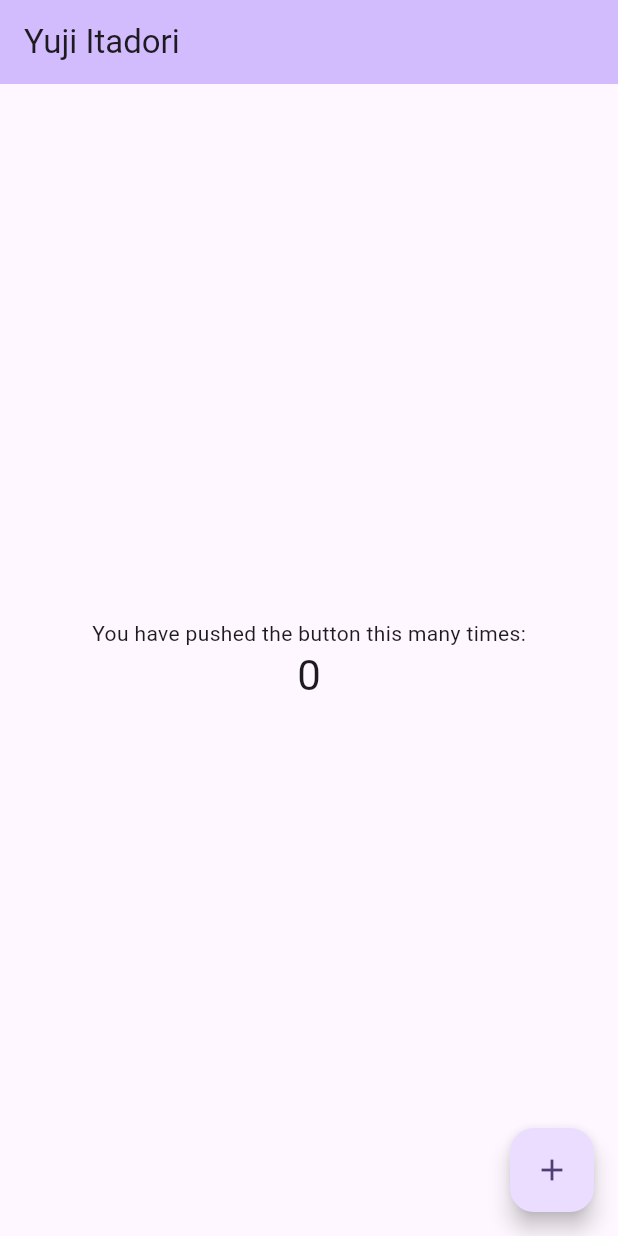
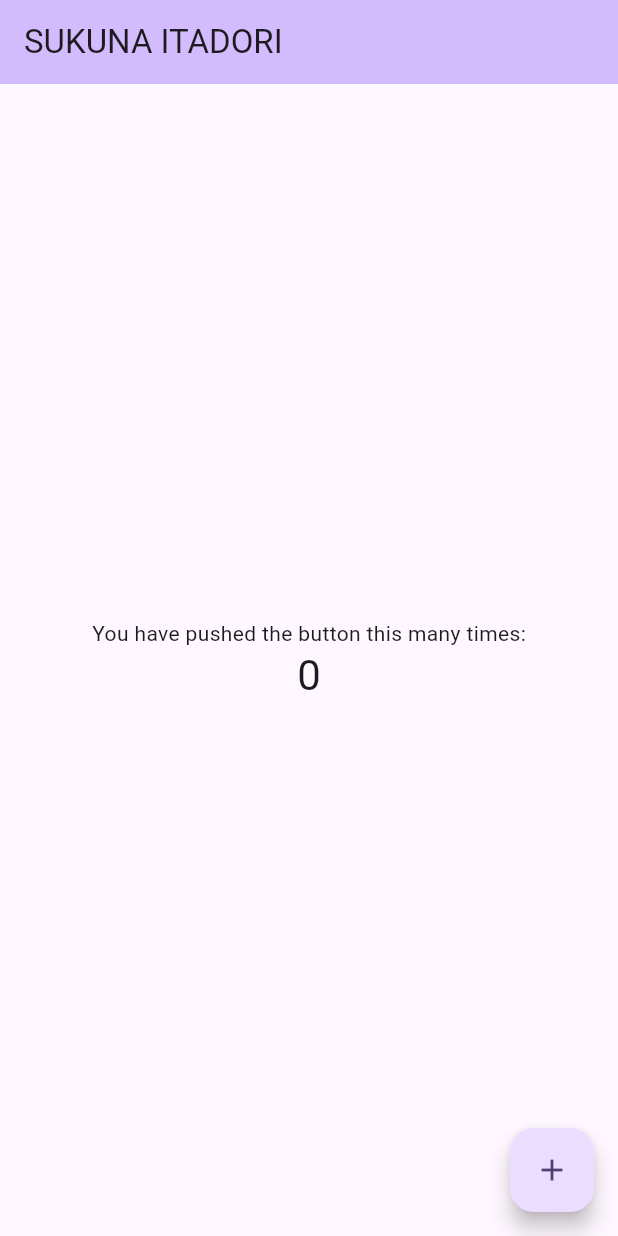
Before and after one commit to HimanshuJadav77/firebasepro, a Flutter app: the screen it shows after launch, on a phone screen of 412 x 824 dp. Run offline on Flutter 3.47's test engine with Material 3 defaults, Android fonts, the phone set to English and light mode, and no system bars; our stand-ins replace firebase_core; accounts and stored records are empty.

Commit message:
title:SUKUNA

```diff
--- a/lib/main.dart
+++ b/lib/main.dart
@@ -37,7 +37,7 @@ class MyApp extends StatelessWidget {
         colorScheme: ColorScheme.fromSeed(seedColor: Colors.deepPurple),
         useMaterial3: true,
       ),
-      home: const MyHomePage(title: 'Yuji Itadori'),
+      home: const MyHomePage(title: 'SUKUNA ITADORI'),
     );
   }
 }
```
